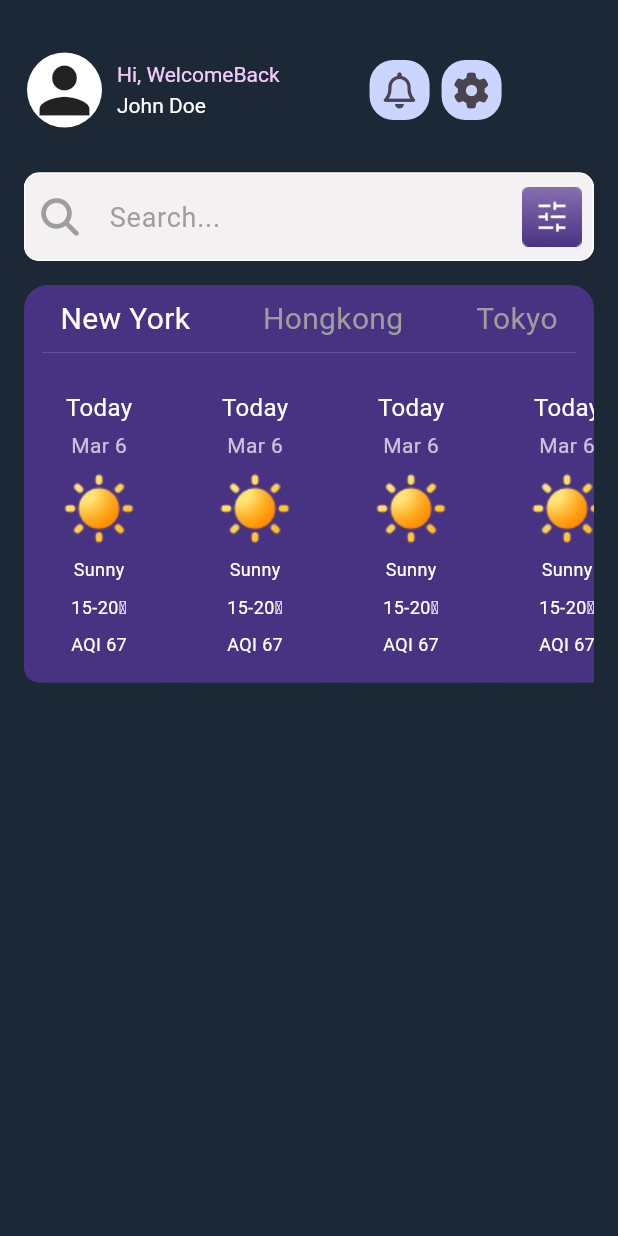
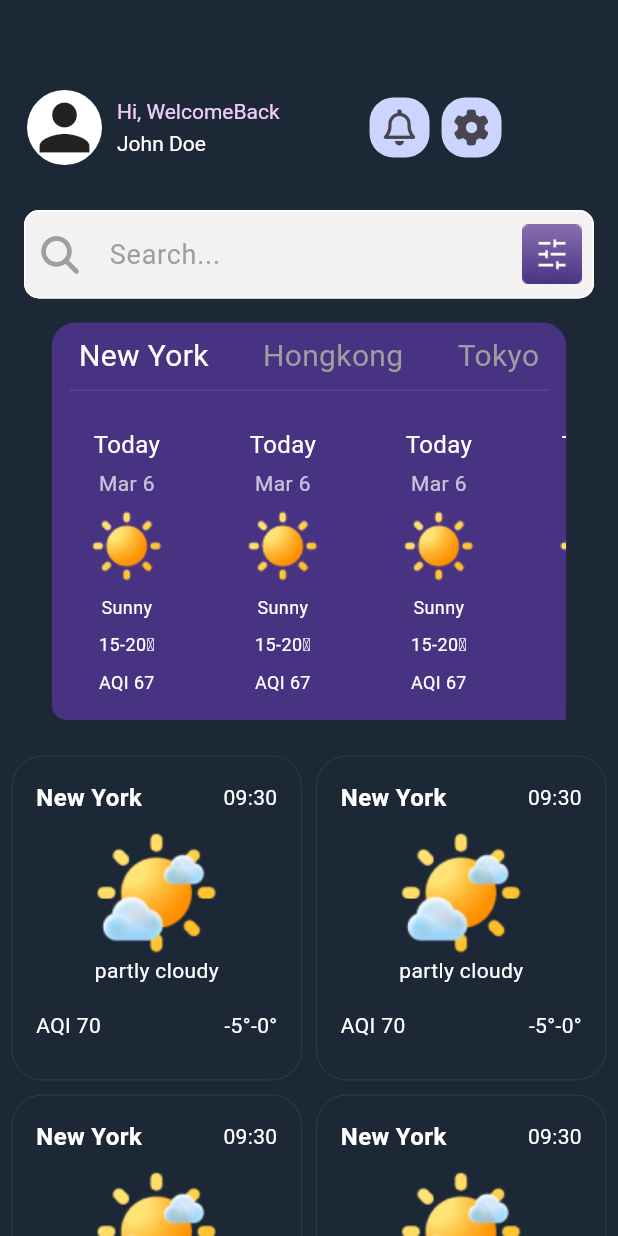
Before and after one commit to doaasafwat/Weather_Forecasting_App, a Flutter app: the SearchView screen opened directly, on a phone screen of 412 x 824 dp. Run offline on Flutter 3.47's test engine with Material 3 defaults, Android fonts, the light colour scheme and no system bars; our stand-ins replace font_awesome_flutter.

Commit message:
search view done

```diff
--- a/lib/widgets/search_view_body.dart
+++ b/lib/widgets/search_view_body.dart
@@ -4,13 +4,17 @@ import 'package:flutter/widgets.dart';
 import 'package:weather_forecasting_app/views/weather_forecast_details_view.dart';
 import 'package:weather_forecasting_app/widgets/custom_text_field_search_view.dart';
 import 'package:weather_forecasting_app/widgets/header_search_view.dart';
+import 'package:weather_forecasting_app/widgets/weather_info_card_grid_view.dart';
 
 class SearchViewBody extends StatelessWidget {
   const SearchViewBody({super.key});
 
   @override
   Widget build(BuildContext context) {
-    return ListView(
+    return SingleChildScrollView(
+      child: Padding(
+        padding: const EdgeInsets.only(top: 25),
+        child: Column(
           children: [
             const HeaderSearchView(),
             const SizedBox(height: 10),
@@ -18,8 +22,11 @@ class SearchViewBody extends StatelessWidget {
               padding: const EdgeInsets.symmetric(horizontal: 16),
               child: CustomSearchTextField(),
             ),
-        WeatherForecastDetailsView(),
+            const WeatherForecastDetailsView(),
+            const WeatherInfoCardGridView(),
           ],
+        ),
+      ),
     );
   }
 }
--- /dev/null
+++ b/lib/widgets/weather_info_card_grid_view.dart
@@ -0,0 +1,64 @@
+import 'package:flutter/material.dart';
+import 'package:weather_forecasting_app/widgets/weather_info_card_item.dart';
+
+class WeatherInfoCardGridView extends StatelessWidget {
+  const WeatherInfoCardGridView({super.key});
+
+  @override
+  Widget build(BuildContext context) {
+    return const Padding(
+      padding:  EdgeInsets.all(8.0),
+      child: Column(
+        children: [
+          Row(
+            children: [
+              Expanded(
+                child:  WeatherInfoCardItem(
+                  aqi: 'AQI 70',
+                  city: 'New York',
+                  condition: 'partly cloudy',
+                  temp: '-5°-0°',
+                  time: '09:30',
+                ),
+              ),
+              SizedBox(width: 10),
+              Expanded(
+                child:  WeatherInfoCardItem(
+                  aqi: 'AQI 70',
+                  city: 'New York',
+                  condition: 'partly cloudy',
+                  temp: '-5°-0°',
+                  time: '09:30',
+                ),
+              ),
+            ],
+          ),
+          SizedBox(height: 10),
+          Row(
+            children: [
+              Expanded(
+                child:  WeatherInfoCardItem(
+                  aqi: 'AQI 70',
+                  city: 'New York',
+                  condition: 'partly cloudy',
+                  temp: '-5°-0°',
+                  time: '09:30',
+                ),
+              ),
+              SizedBox(width: 10),
+              Expanded(
+                child:  WeatherInfoCardItem(
+                  aqi: 'AQI 70',
+                  city: 'New York',
+                  condition: 'partly cloudy',
+                  temp: '-5°-0°',
+                  time: '09:30',
+                ),
+              ),
+            ],
+          ),
+        ],
+      ),
+    );
+  }
+}
--- /dev/null
+++ b/lib/widgets/weather_info_card_item.dart
@@ -0,0 +1,98 @@
+import 'package:flutter/material.dart';
+
+class WeatherInfoCardItem extends StatelessWidget {
+  const WeatherInfoCardItem({
+    super.key,
+    required this.city,
+    required this.condition,
+    required this.aqi,
+    required this.temp,
+    required this.time,
+  });
+
+  final String city;
+  final String condition;
+  final String aqi;
+  final String temp;
+  final String time;
+
+  @override
+  Widget build(BuildContext context) {
+    return Container(
+      height: 216,
+      width: 168,
+      decoration: BoxDecoration(
+        border: Border.all(
+          color: Colors.grey,
+          width: 0.1,
+        ),
+        borderRadius: BorderRadius.circular(20),
+      ),
+      child: Padding(
+        padding: const EdgeInsets.all(16),
+        child: Column(
+          crossAxisAlignment: CrossAxisAlignment.start,
+          children: [
+            Row(
+              children: [
+                Text(
+                  city,
+                  style: const TextStyle(
+                      fontSize: 16,
+                      fontWeight: FontWeight.bold,
+                      color: Color(0xffFFFFFF)),
+                ),
+                const Expanded(child: SizedBox()),
+                Text(
+                  time,
+                  style: const TextStyle(
+                    fontSize: 14,
+                    color: Color(0xffFFFFFF),
+                  ),
+                ),
+              ],
+            ),
+            const SizedBox(height: 10),
+            Center(
+              child: Column(
+                children: [
+                  Image.asset(
+                    'assets/images/Image (2).png',
+                  ),
+                  Text(
+                    condition,
+                    style: const TextStyle(
+                      fontSize: 14,
+                      color: Color(0xffFFFFFF),
+                    ),
+                  ),
+                ],
+              ),
+            ),
+            const Expanded(child: SizedBox()),
+            Row(
+              children: [
+                Text(
+                  aqi,
+                  style: const TextStyle(
+                    fontSize: 14,
+                    color: Color(0xffFFFFFF),
+                  ),
+                ),
+                const Expanded(child: SizedBox()),
+                Text(
+                  temp,
+                  style: const TextStyle(
+                    fontSize: 14,
+                    color: Color(0xffFFFFFF),
+                  ),
+                ),
+              ],
+            ),
+            const SizedBox(height: 10),
+          ],
+        ),
+      ),
+    );
+  }
+}
```
Also changed, not shown: lib/views/create_new_password.dart (+1 -19 lines), assets/images/Image (2).png (added), pubspec.lock. Lines whose indentation alone changed are shown as unchanged.
